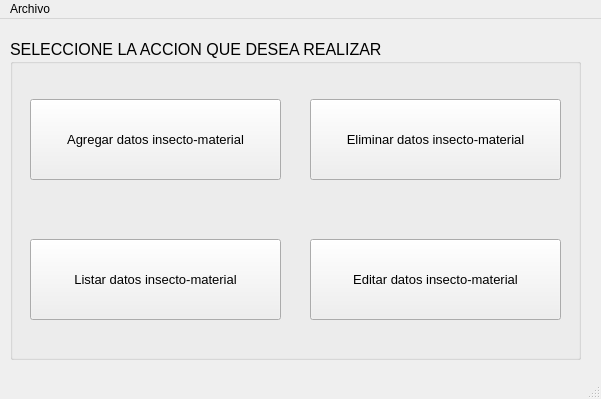
Qt form opciones_insectomaterial.ui (JudaCol/Repelac) before a commit.
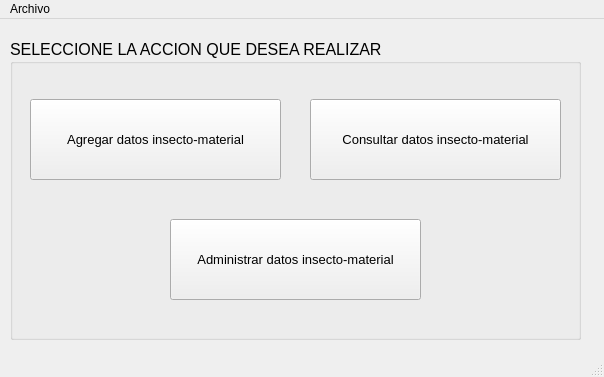
The same form after that commit.

```diff
--- a/opciones_insectomaterial.ui
+++ b/opciones_insectomaterial.ui
@@ -6,8 +6,8 @@
    <rect>
     <x>0</x>
     <y>0</y>
-    <width>601</width>
-    <height>399</height>
+    <width>604</width>
+    <height>377</height>
    </rect>
   </property>
   <property name="windowTitle">
@@ -20,7 +20,7 @@
       <x>10</x>
       <y>20</y>
       <width>571</width>
-      <height>321</height>
+      <height>301</height>
      </rect>
     </property>
     <property name="font">
@@ -64,8 +64,8 @@
     <widget class="QPushButton" name="pushButton_2">
      <property name="geometry">
       <rect>
-       <x>20</x>
-       <y>200</y>
+       <x>300</x>
+       <y>60</y>
        <width>251</width>
        <height>81</height>
       </rect>
@@ -76,7 +76,7 @@
       </font>
      </property>
      <property name="text">
-      <string>Listar datos insecto-material</string>
+      <string>Consultar datos insecto-material</string>
      </property>
      <property name="autoDefault">
       <bool>false</bool>
@@ -91,8 +91,8 @@
     <widget class="QPushButton" name="pushButton_3">
      <property name="geometry">
       <rect>
-       <x>300</x>
-       <y>60</y>
+       <x>160</x>
+       <y>180</y>
        <width>251</width>
        <height>81</height>
       </rect>
@@ -103,34 +103,7 @@
       </font>
      </property>
      <property name="text">
-      <string>Eliminar datos insecto-material</string>
-     </property>
-     <property name="autoDefault">
-      <bool>false</bool>
-     </property>
-     <property name="default">
-      <bool>false</bool>
-     </property>
-     <property name="flat">
-      <bool>false</bool>
-     </property>
-    </widget>
-    <widget class="QPushButton" name="pushButton_4">
-     <property name="geometry">
-      <rect>
-       <x>300</x>
-       <y>200</y>
-       <width>251</width>
-       <height>81</height>
-      </rect>
-     </property>
-     <property name="font">
-      <font>
-       <pointsize>10</pointsize>
-      </font>
-     </property>
-     <property name="text">
-      <string>Editar datos insecto-material</string>
+      <string>Administrar datos insecto-material</string>
      </property>
      <property name="autoDefault">
       <bool>false</bool>
@@ -149,7 +122,7 @@
     <rect>
      <x>0</x>
      <y>0</y>
-     <width>601</width>
+     <width>604</width>
      <height>21</height>
     </rect>
    </property>
```
